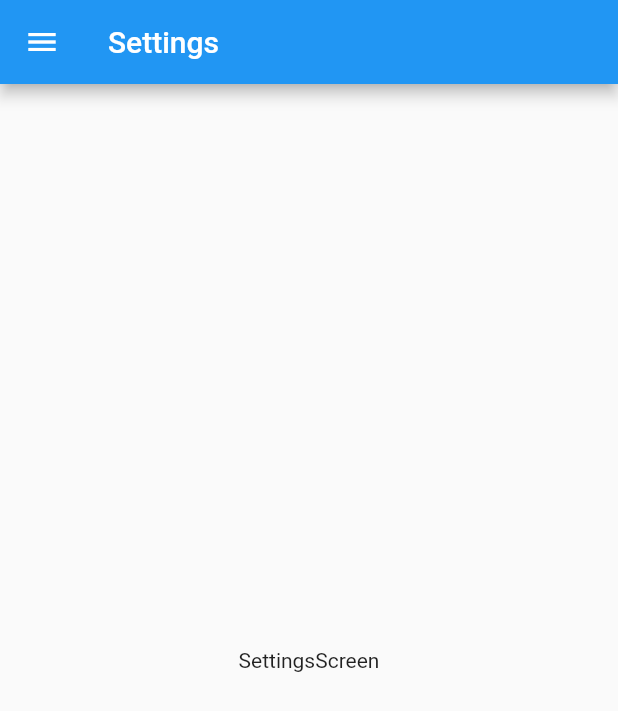
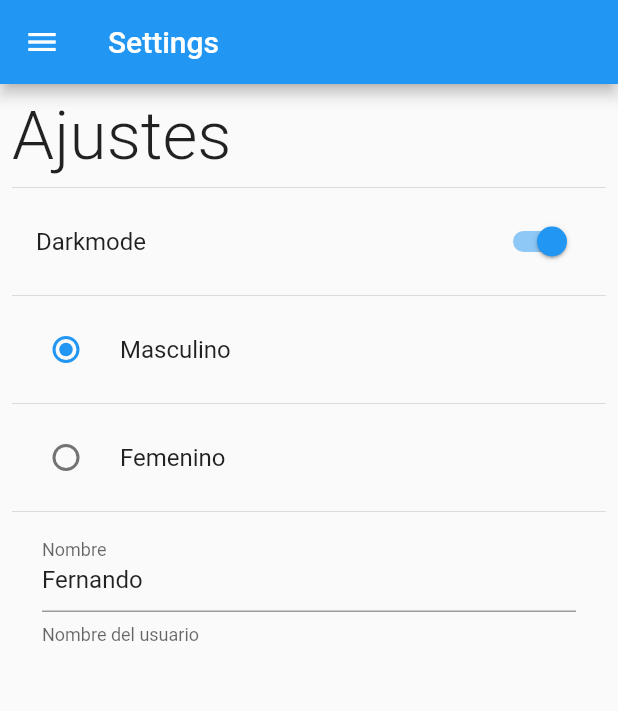
Before and after one commit to CRUXsur/preferences_app, a Flutter app: the SettingsScreen screen opened by its route, on a phone screen of 412 x 824 dp. Shown: the top 711 px of the screen. Run offline on Flutter 3.47's test engine with Material 2 defaults, Android fonts, the phone set to English and light mode, and no system bars.

Commit message:
Diseno de pantallas

```diff
--- a/lib/screens/settings_screen.dart
+++ b/lib/screens/settings_screen.dart
@@ -12,8 +12,61 @@ class SettingsScreen extends StatelessWidget {
         title: const Text('Settings'),
       ),
       drawer: const SideMenu(),
-      body: const Center(
-        child: Text('SettingsScreen'),
+      body: Padding(
+        padding: const EdgeInsets.all(8.0),
+        child: SingleChildScrollView(
+          child: Column(
+            crossAxisAlignment: CrossAxisAlignment.start,
+            children: [
+              const Text(
+                'Ajustes',
+                style: TextStyle(
+                  fontSize: 45,
+                  fontWeight: FontWeight.w300,
+                ),
+              ),
+              const Divider(),
+
+              //adaptive: de acuerdo al sistema operativo
+              SwitchListTile.adaptive(
+                value: true,
+                title: const Text('Darkmode'),
+                onChanged: (value) {
+                  //
+                },
+              ),
+              const Divider(),
+              RadioListTile<int>(
+                value: 1,
+                groupValue: 1,
+                title: const Text('Masculino'),
+                onChanged: (value) {
+                  //
+                },
+              ),
+              const Divider(),
+              RadioListTile<int>(
+                value: 2,
+                groupValue: 1,
+                title: const Text('Femenino'),
+                onChanged: (value) {
+                  //
+                },
+              ),
+              const Divider(),
+              Padding(
+                padding: const EdgeInsets.symmetric(horizontal: 20),
+                child: TextFormField(
+                  initialValue: 'Fernando',
+                  decoration: const InputDecoration(
+                    labelText: 'Nombre',
+                    helperText: 'Nombre del usuario',
+                  ),
+                ),
+              ),
+            ],
+          ),
+        ),
       ),
     );
   }
```
Also changed, not shown: lib/screens/home_screen.dart (+15 -8 lines).
